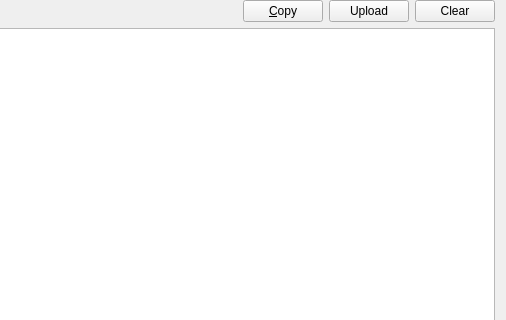
Before: the Qt Designer form launcher/ui/pages/instance/LogPage.ui in silsalkurainers-cmyk/Nexum, drawn with Qt 5; both pictures show x 319 to 825 and y 0 to 320 of the 825 by 782 pixel window.
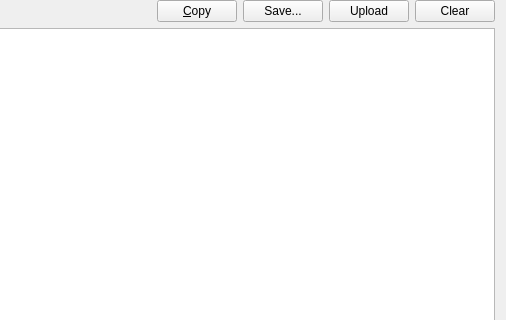
After: the same form once the commit is applied. Custom widgets are drawn as their Qt base class.

Commit message: Add save-log control to console page

```diff
--- a/launcher/ui/pages/instance/LogPage.ui
+++ b/launcher/ui/pages/instance/LogPage.ui
@@ -94,6 +94,12 @@
        </property>
       </widget>
      </item>
+     <item>
+      <widget class="QPushButton" name="btnSave">
+       <property name="toolTip"><string>Save the current Minecraft log to a file</string></property>
+       <property name="text"><string>Save...</string></property>
+      </widget>
+     </item>
      <item>
       <widget class="QPushButton" name="btnPaste">
        <property name="toolTip">
```
Left out of the diff: 1 changed line with no effect on the pictures.
